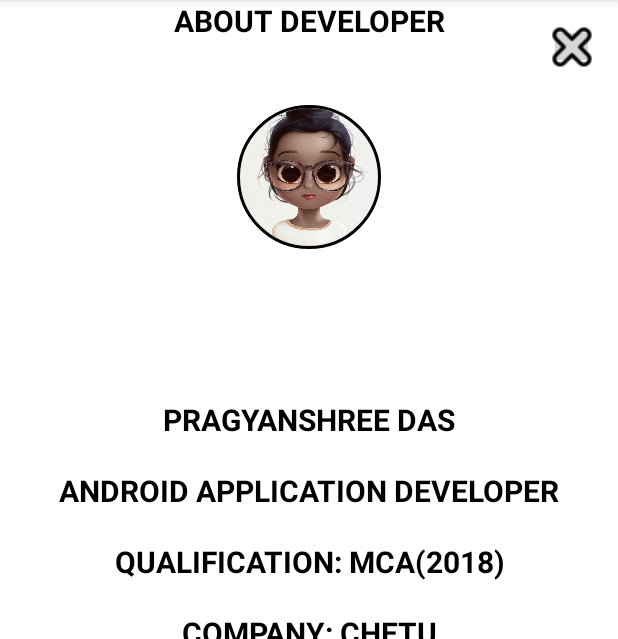
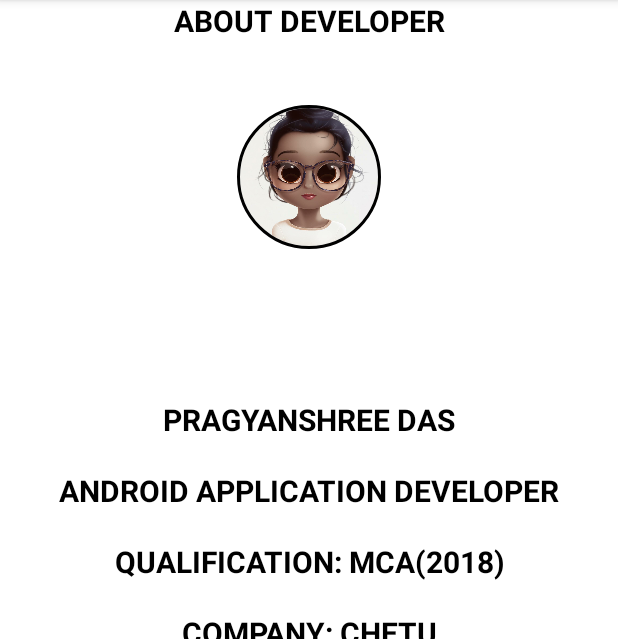
Before and after one commit to ShreeOcean/BMICalculatorAndroidApp, an Android app: the AboutDev screen opened directly, with no data from a screen before it, on a phone screen of 412 x 824 dp, the part 84-723 px from its top. Run offline under Robolectric (Android 15) with nearby library versions, the phone set to English and light mode, and no system bars; our stand-ins replace CircleImageView.

Commit message:
BMI Calculator

```diff
--- a/app/src/main/res/layout/about_developer_menu.xml
+++ b/app/src/main/res/layout/about_developer_menu.xml
@@ -19,18 +19,6 @@
         app:layout_constraintEnd_toEndOf="parent"
         app:layout_constraintStart_toStartOf="parent"
         app:layout_constraintTop_toTopOf="parent" />
-    <ImageButton
-        android:id="@+id/imageBtnClose"
-        android:layout_width="30dp"
-        android:layout_height="30dp"
-        android:layout_gravity="right"
-        app:layout_constraintBottom_toBottomOf="parent"
-        app:layout_constraintEnd_toEndOf="parent"
-        app:layout_constraintHorizontal_bias="0.958"
-        app:layout_constraintStart_toStartOf="parent"
-        app:layout_constraintTop_toTopOf="parent"
-        app:layout_constraintVertical_bias="0.022"
-        app:srcCompat="@drawable/iconscross" />
 
 
     <de.hdodenhof.circleimageview.CircleImageView
```
Also changed, not shown: app/src/main/java/nic/ocean/bmicalculator/MainActivity.java (+25 -10 lines), app/src/main/res/layout/about_app_popup.xml (+0 -12 lines), app/src/main/res/layout/about_bmi_chart.xml (+0 -13 lines).
